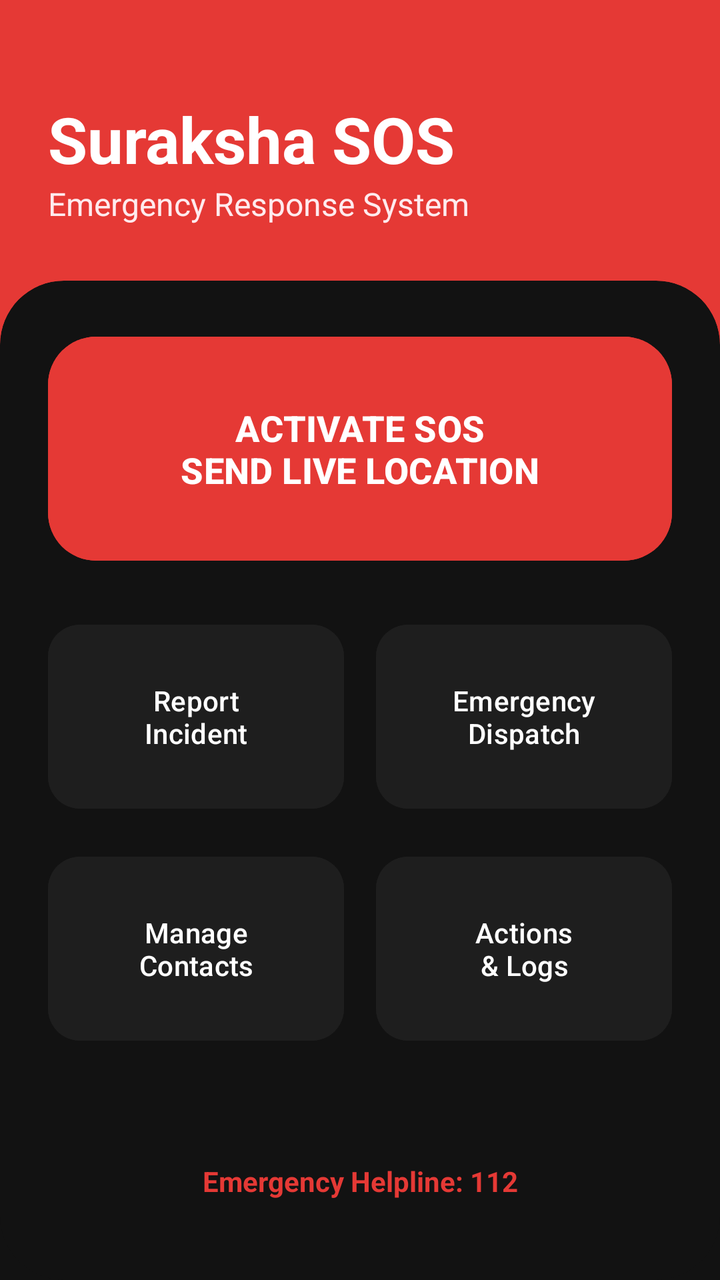
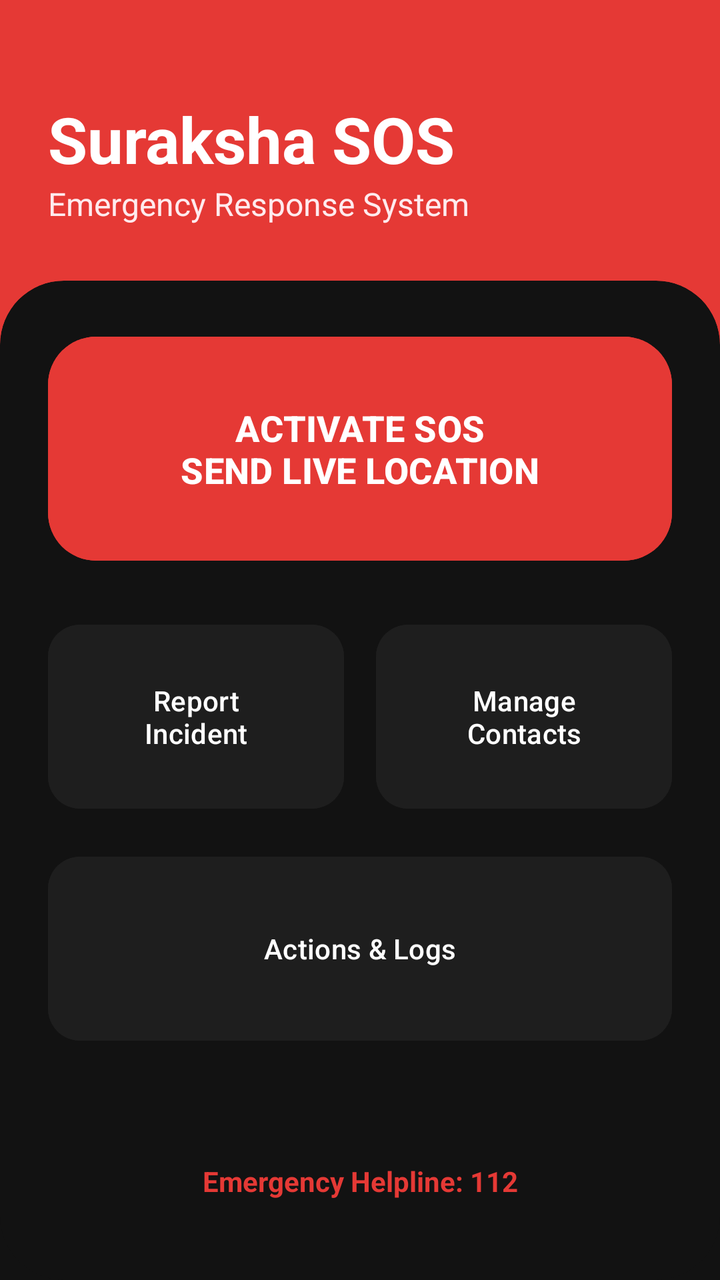

Compare the two renders of this Android layout. The source of the first and the diff that turns it into the second are given below.
<!-- AndroidManifest.xml: application theme Theme.SosApp -->
<!-- res/layout/activity_main.xml -->
<?xml version="1.0" encoding="utf-8"?>
<androidx.constraintlayout.widget.ConstraintLayout xmlns:android="http://schemas.android.com/apk/res/android"
    xmlns:app="http://schemas.android.com/apk/res-auto"
    android:id="@+id/main"
    android:layout_width="match_parent"
    android:layout_height="match_parent"
    android:background="@color/bg_dark">

    <View
        android:id="@+id/headerBg"
        android:layout_width="match_parent"
        android:layout_height="180dp"
        android:background="@color/primary"
        app:layout_constraintTop_toTopOf="parent"/>

    <TextView
        android:id="@+id/tvWelcome"
        android:layout_width="wrap_content"
        android:layout_height="wrap_content"
        android:text="Suraksha SOS"
        android:textSize="32sp"
        android:textStyle="bold"
        android:textColor="@color/white"
        app:layout_constraintTop_toTopOf="parent"
        app:layout_constraintStart_toStartOf="parent"
        android:layout_marginTop="48dp"
        android:layout_marginStart="24dp"/>

    <TextView
        android:id="@+id/tvSubtitle"
        android:layout_width="wrap_content"
        android:layout_height="wrap_content"
        android:text="Emergency Response System"
        android:textColor="@color/primary_light"
        android:textSize="16sp"
        app:layout_constraintTop_toBottomOf="@id/tvWelcome"
        app:layout_constraintStart_toStartOf="@id/tvWelcome"/>

    <androidx.cardview.widget.CardView
        android:id="@+id/mainCard"
        android:layout_width="match_parent"
        android:layout_height="0dp"
        android:layout_marginTop="-40dp"
        app:cardBackgroundColor="@color/bg_dark"
        app:cardCornerRadius="32dp"
        app:cardElevation="0dp"
        app:layout_constraintTop_toBottomOf="@id/headerBg"
        app:layout_constraintBottom_toBottomOf="parent">

        <androidx.constraintlayout.widget.ConstraintLayout
            android:layout_width="match_parent"
            android:layout_height="match_parent"
            android:padding="24dp">

            <com.google.android.material.button.MaterialButton
                android:id="@+id/btnLiveLocation"
                android:layout_width="0dp"
                android:layout_height="120dp"
                android:text="ACTIVATE SOS\nSEND LIVE LOCATION"
                android:textSize="18sp"
                android:textStyle="bold"
                android:backgroundTint="@color/primary"
                android:textColor="@color/white"
                app:cornerRadius="24dp"
                app:layout_constraintTop_toTopOf="parent"
                app:layout_constraintStart_toStartOf="parent"
                app:layout_constraintEnd_toEndOf="parent"/>

            <androidx.constraintlayout.widget.ConstraintLayout
                android:id="@+id/gridActions"
                android:layout_width="match_parent"
                android:layout_height="wrap_content"
                android:layout_marginTop="24dp"
                app:layout_constraintTop_toBottomOf="@id/btnLiveLocation">

                <com.google.android.material.button.MaterialButton
                    android:id="@+id/btnIncidentReport"
                    android:layout_width="0dp"
                    android:layout_height="100dp"
                    android:text="Report\nIncident"
                    android:textColor="@color/text_main"
                    android:backgroundTint="@color/surface_dark"
                    app:cornerRadius="16dp"
                    android:layout_marginEnd="8dp"
                    app:layout_constraintTop_toTopOf="parent"
                    app:layout_constraintStart_toStartOf="parent"
                    app:layout_constraintEnd_toStartOf="@+id/btnDispatchCenter"/>

                <com.google.android.material.button.MaterialButton
                    android:id="@+id/btnDispatchCenter"
                    android:layout_width="0dp"
                    android:layout_height="100dp"
                    android:text="Emergency\nDispatch"
                    android:textColor="@color/text_main"
                    android:backgroundTint="@color/surface_dark"
                    app:cornerRadius="16dp"
                    android:layout_marginStart="8dp"
                    app:layout_constraintTop_toTopOf="parent"
                    app:layout_constraintStart_toEndOf="@id/btnIncidentReport"
                    app:layout_constraintEnd_toEndOf="parent"/>

                <com.google.android.material.button.MaterialButton
                    android:id="@+id/btnTrustedContacts"
                    android:layout_width="0dp"
                    android:layout_height="100dp"
                    android:text="Manage\nContacts"
                    android:textColor="@color/text_main"
                    android:backgroundTint="@color/surface_dark"
                    app:cornerRadius="16dp"
                    android:layout_marginTop="16dp"
                    android:layout_marginEnd="8dp"
                    app:layout_constraintTop_toBottomOf="@id/btnIncidentReport"
                    app:layout_constraintStart_toStartOf="parent"
                    app:layout_constraintEnd_toStartOf="@+id/btnQuickActions"/>

                <com.google.android.material.button.MaterialButton
                    android:id="@+id/btnQuickActions"
                    android:layout_width="0dp"
                    android:layout_height="100dp"
                    android:text="Actions\n&amp; Logs"
                    android:textColor="@color/text_main"
                    android:backgroundTint="@color/surface_dark"
                    app:cornerRadius="16dp"
                    android:layout_marginTop="16dp"
                    android:layout_marginStart="8dp"
                    app:layout_constraintTop_toBottomOf="@id/btnDispatchCenter"
                    app:layout_constraintStart_toEndOf="@id/btnTrustedContacts"
                    app:layout_constraintEnd_toEndOf="parent"/>

            </androidx.constraintlayout.widget.ConstraintLayout>

            <TextView
                android:layout_width="wrap_content"
                android:layout_height="wrap_content"
                android:text="Emergency Helpline: 112"
                android:textColor="@color/primary"
                android:textStyle="bold"
                android:layout_marginBottom="16dp"
                app:layout_constraintBottom_toBottomOf="parent"
                app:layout_constraintStart_toStartOf="parent"
                app:layout_constraintEnd_toEndOf="parent"/>

        </androidx.constraintlayout.widget.ConstraintLayout>
    </androidx.cardview.widget.CardView>

</androidx.constraintlayout.widget.ConstraintLayout>
<!-- resources referenced by this layout -->
<resources>
  <color name="bg_dark">#121212</color>
  <color name="primary">#E53935</color>
  <color name="primary_light">#FFEBEE</color>
  <color name="surface_dark">#1E1E1E</color>
  <color name="text_main">#FFFFFF</color>
  <color name="white">#FFFFFFFF</color>
  <style name="Theme.SosApp" parent="Base.Theme.SosApp" />
  <style name="Base.Theme.SosApp" parent="Theme.Material3.DayNight.NoActionBar">
          <item name="colorPrimary">@color/primary</item>
          <item name="colorPrimaryVariant">@color/primary_dark</item>
          <item name="colorSecondary">@color/accent</item>
          <item name="android:windowBackground">@color/bg_dark</item>
          <item name="android:statusBarColor">@color/primary_dark</item>
      </style>
  <color name="primary_dark">#B71C1C</color>
  <color name="accent">#FFD600</color>
</resources>

<!-- the commit's change to res/layout/activity_main.xml (unified diff, before → after) -->
@@ -84,13 +84,13 @@
                     android:layout_marginEnd="8dp"
                     app:layout_constraintTop_toTopOf="parent"
                     app:layout_constraintStart_toStartOf="parent"
-                    app:layout_constraintEnd_toStartOf="@+id/btnDispatchCenter"/>
+                    app:layout_constraintEnd_toStartOf="@+id/btnTrustedContacts"/>
 
                 <com.google.android.material.button.MaterialButton
-                    android:id="@+id/btnDispatchCenter"
+                    android:id="@+id/btnTrustedContacts"
                     android:layout_width="0dp"
                     android:layout_height="100dp"
-                    android:text="Emergency\nDispatch"
+                    android:text="Manage\nContacts"
                     android:textColor="@color/text_main"
                     android:backgroundTint="@color/surface_dark"
                     app:cornerRadius="16dp"
@@ -100,31 +100,16 @@
                     app:layout_constraintEnd_toEndOf="parent"/>
 
                 <com.google.android.material.button.MaterialButton
-                    android:id="@+id/btnTrustedContacts"
-                    android:layout_width="0dp"
+                    android:id="@+id/btnQuickActions"
+                    android:layout_width="match_parent"
                     android:layout_height="100dp"
-                    android:text="Manage\nContacts"
+                    android:text="Actions &amp; Logs"
                     android:textColor="@color/text_main"
                     android:backgroundTint="@color/surface_dark"
                     app:cornerRadius="16dp"
                     android:layout_marginTop="16dp"
-                    android:layout_marginEnd="8dp"
                     app:layout_constraintTop_toBottomOf="@id/btnIncidentReport"
                     app:layout_constraintStart_toStartOf="parent"
-                    app:layout_constraintEnd_toStartOf="@+id/btnQuickActions"/>
-
-                <com.google.android.material.button.MaterialButton
-                    android:id="@+id/btnQuickActions"
-                    android:layout_width="0dp"
-                    android:layout_height="100dp"
-                    android:text="Actions\n&amp; Logs"
-                    android:textColor="@color/text_main"
-                    android:backgroundTint="@color/surface_dark"
-                    app:cornerRadius="16dp"
-                    android:layout_marginTop="16dp"
-                    android:layout_marginStart="8dp"
-                    app:layout_constraintTop_toBottomOf="@id/btnDispatchCenter"
-                    app:layout_constraintStart_toEndOf="@id/btnTrustedContacts"
                     app:layout_constraintEnd_toEndOf="parent"/>
 
             </androidx.constraintlayout.widget.ConstraintLayout>
